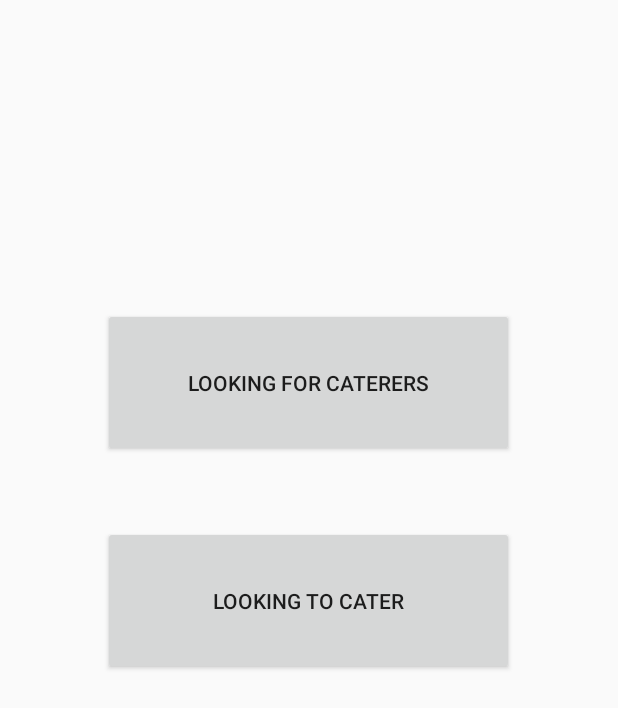
After one commit to MrinaliniU/Civitas, an Android app: the layout activity_profile__common.xml on its own in the app's theme, with its tools: preview values and no code run, on a phone screen of 412 x 824 dp. The commit adds this screen. Shown: the top 708 px of the screen. Run offline under Robolectric (Android 15) with nearby library versions, the phone set to English and light mode, and no system bars.

Commit message:
Added two activity for caterer

```diff
--- /dev/null
+++ b/app/src/main/res/layout/activity_profile__common.xml
@@ -0,0 +1,38 @@
+<?xml version="1.0" encoding="utf-8"?>
+<android.support.constraint.ConstraintLayout xmlns:android="http://schemas.android.com/apk/res/android"
+    xmlns:app="http://schemas.android.com/apk/res-auto"
+    xmlns:tools="http://schemas.android.com/tools"
+    android:layout_width="match_parent"
+    android:layout_height="match_parent"
+    tools:context=".Profile_Common">
+
+    <Button
+        android:id="@+id/lookForCaterers"
+        android:layout_width="274dp"
+        android:layout_height="99dp"
+        android:layout_marginStart="68dp"
+        android:layout_marginLeft="68dp"
+        android:layout_marginTop="205dp"
+        android:layout_marginEnd="69dp"
+        android:layout_marginRight="69dp"
+        android:onClick="lookForCaterer"
+        android:text="Looking for Caterers"
+        app:layout_constraintEnd_toEndOf="parent"
+        app:layout_constraintStart_toStartOf="parent"
+        app:layout_constraintTop_toTopOf="parent" />
+
+    <Button
+        android:id="@+id/toCater"
+        android:layout_width="274dp"
+        android:layout_height="99dp"
+        android:layout_marginStart="68dp"
+        android:layout_marginLeft="68dp"
+        android:layout_marginTop="46dp"
+        android:layout_marginEnd="69dp"
+        android:layout_marginRight="69dp"
+        android:text="Looking to cater"
+        app:layout_constraintEnd_toEndOf="parent"
+        app:layout_constraintStart_toStartOf="parent"
+        app:layout_constraintTop_toBottomOf="@+id/lookForCaterers" />
+
+</android.support.constraint.ConstraintLayout>
```
Also changed, not shown: app/src/main/AndroidManifest.xml (+8 -1 lines), app/src/main/java/com/example/foodforgoodwichacks/Profile_Common.java (added, +27 -0 lines), app/src/main/res/layout/content_post_catering.xml (+82 -2 lines).
